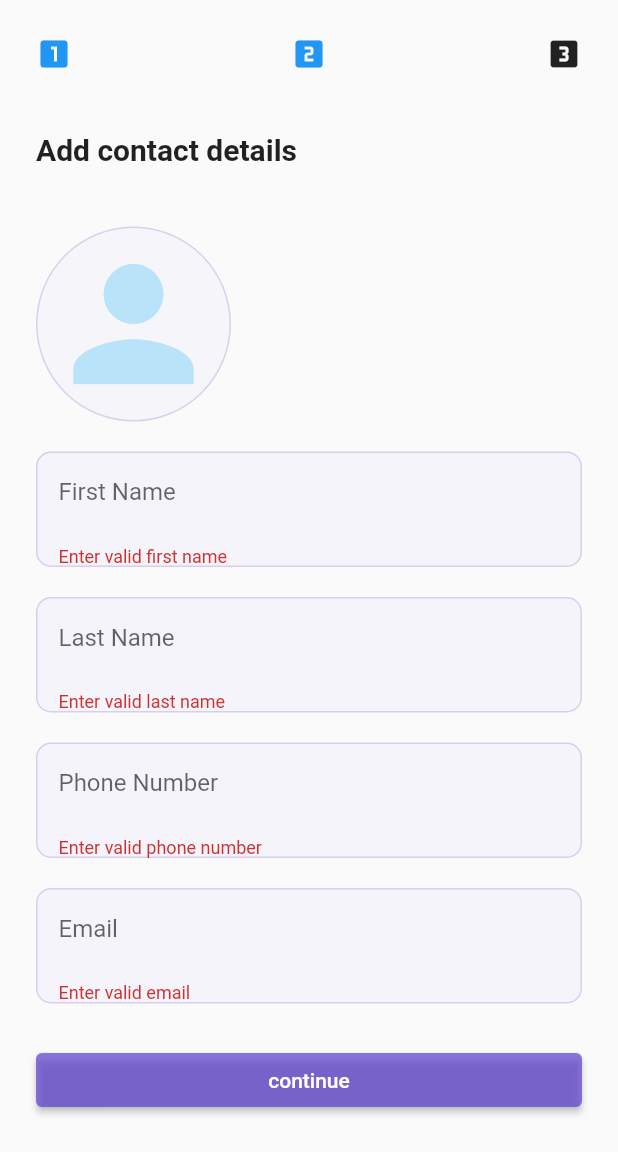
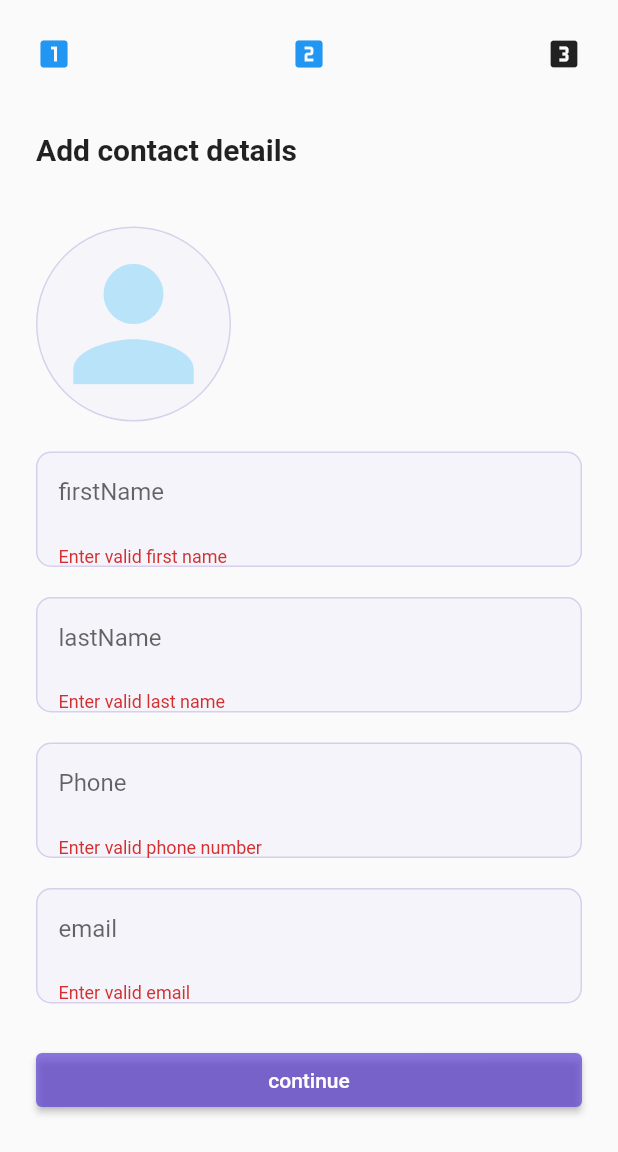
Before and after one commit to manesantosh/IntlPhoneField, a Flutter app: the AddContactDetails screen opened directly, after a tap on "continue", on a phone screen of 412 x 824 dp, the part 84-1236 px from its top. Run offline on Flutter 3.47's test engine with Material 2 defaults, Android fonts, the phone set to English and light mode, and no system bars; our stand-ins replace shared_preferences; missing offline and left inert: dart:ffi; accounts and stored records are empty.

Commit message:
- String file created for common strings.

```diff
--- a/intlphonefield/lib/Constants/String_Constants.dart
+++ b/intlphonefield/lib/Constants/String_Constants.dart
@@ -1,6 +1,20 @@
 
 const home = "Home Screen";
-const firstName = "firstName";
-const lastName = "lastName";
-const email = "email";
-const phone = "Phone";
+const firstNameConst = "firstName";
+const lastNameConst = "lastName";
+const emailConst = "email";
+const phoneConst = "Phone";
+
+const String accountNumberConst = "accountNumber";
+const String routingNumberConst = "routingNumber";
+const String accountTypeConst = "accountType";
+const String bankNameConst = "bankName";
+const String paymentMethodConst = "method";
+
+const String addContact = "Add Contact";
+
+
+const String emailRegExpConst = r"^[a-zA-Z0-9.]+@[a-zA-Z0-9]+\.[a-zA-Z]+";
+const String nameRegExpConst = r"[a-zA-Z]+|\s";
+const String phoneRegExpConst = r"[0-9]";
+const String passwordRegExpConst = r'^(?=.*?[A-Z])(?=.*?[a-z])(?=.*?[0-9])(?=.*?[!@#\><*~]).{8,}/pre>';
--- a/intlphonefield/lib/main.dart
+++ b/intlphonefield/lib/main.dart
@@ -36,18 +36,18 @@ class MyHomePage extends StatefulWidget {
 
 class _MyHomePageState extends State<MyHomePage> {
 
-  String firstNameStr = firstName;
-  String lastNameStr = lastName;
-  String emailStr = email;
+  String firstNameStr = firstNameConst;
+  String lastNameStr = lastNameConst;
+  String emailStr = emailConst;
 
   late SharedPreferences sharedPreferences;
 
   void _setState()async {
     sharedPreferences = await SharedPreferences.getInstance();
     setState(() {
-      firstNameStr = sharedPreferences.getString(firstName) ?? firstName;
-      lastNameStr = sharedPreferences.getString(firstName) ?? firstName;
-      emailStr = sharedPreferences.getString(firstName) ?? firstName;
+      firstNameStr = sharedPreferences.getString("first_name") ?? firstNameConst;
+      lastNameStr = sharedPreferences.getString("last_name") ?? lastNameConst;
+      emailStr = sharedPreferences.getString("email") ?? emailConst;
     });
   }
 
@@ -80,16 +80,16 @@ class _MyHomePageState extends State<MyHomePage> {
               child: UserAccountsDrawerHeader(
                 decoration: const BoxDecoration(color: Color.fromARGB(
                     211, 211, 211, 211)),
-                accountName: const Text(
-                  "$firstName $lastName",
-                  style: TextStyle(fontSize: 18),
+                accountName: Text(
+                  "$firstNameStr $lastNameStr",
+                  style: const TextStyle(fontSize: 18),
                 ),
-                accountEmail: const Text(email),
+                accountEmail: Text(emailStr),
                 currentAccountPictureSize: const Size.square(50),
                 currentAccountPicture: CircleAvatar(
                   backgroundColor: Colors.white,
                   child: Text(
-                    firstName[0],
+                    firstNameStr[0],
                     style: const TextStyle(fontSize: 30.0, color: Colors.blue),
                   ), //Text
                 ), //circleAvatar
@@ -103,7 +103,7 @@ class _MyHomePageState extends State<MyHomePage> {
               leading: const Icon(Icons.home_outlined),
             ),
             ListTile(
-              title: const Text('Add Contact'),
+              title: const Text(addContact),
               onTap: () {
                 Navigator.pushNamed(context, "./AddContact");
               },
--- a/intlphonefield/lib/views/screen/AddContactDetails.dart
+++ b/intlphonefield/lib/views/screen/AddContactDetails.dart
@@ -1,6 +1,7 @@
 
 import 'package:flutter/material.dart';
 import 'package:flutter/services.dart';
+import 'package:intlphonefield/Constants/String_Constants.dart';
 import 'package:shared_preferences/shared_preferences.dart';
 
 class AddContactDetails extends StatefulWidget{
@@ -29,7 +30,7 @@ class _AddContactDetailsState extends State<AddContactDetails> {
           icon: const Icon(Icons.arrow_back_ios, color: Colors.black),
           onPressed: () => Navigator.of(context).pop(),
         ),
-        title: const Text("Add Contact", style: TextStyle(
+        title: const Text(addContact, style: TextStyle(
             color: Colors.black
         ),),
         centerTitle: true,
@@ -89,11 +90,11 @@ class _AddContactDetailsState extends State<AddContactDetails> {
                       child: TextFormField(
                          inputFormatters: [
                             FilteringTextInputFormatter.allow(
-                              RegExp(r"[a-zA-Z]+|\s"),
+                              RegExp(nameRegExpConst),
                             )
                          ],
                         decoration: const InputDecoration(
-                            labelText: 'First Name',
+                            labelText: firstNameConst,
                             contentPadding: EdgeInsets.symmetric(vertical: 10.0, horizontal: 15.0),
                             border: InputBorder.none,
                         ),
@@ -119,11 +120,11 @@ class _AddContactDetailsState extends State<AddContactDetails> {
                       child: TextFormField(
                         inputFormatters: [
                           FilteringTextInputFormatter.allow(
-                            RegExp(r"[a-zA-Z]+|\s"),
+                            RegExp(nameRegExpConst),
                           )
                         ],
                         decoration: const InputDecoration(
-                          labelText: 'Last Name',
+                          labelText: lastNameConst,
                           contentPadding: EdgeInsets.symmetric(vertical: 10.0, horizontal: 15.0),
                           border: InputBorder.none,
                         ),
@@ -150,11 +151,11 @@ class _AddContactDetailsState extends State<AddContactDetails> {
                         inputFormatters: [
                           LengthLimitingTextInputFormatter(10),
                           FilteringTextInputFormatter.allow(
-                            RegExp(r"[0-9]"),
+                            RegExp(phoneRegExpConst),
                           )
                         ],
                         decoration: const InputDecoration(
-                          labelText: 'Phone Number',
+                          labelText: phoneConst,
                           contentPadding: EdgeInsets.symmetric(vertical: 10.0, horizontal: 15.0),
                           border: InputBorder.none,
                         ),
@@ -179,7 +180,7 @@ class _AddContactDetailsState extends State<AddContactDetails> {
                       ),
                       child: TextFormField(
                         decoration: const InputDecoration(
-                          labelText: 'Email',
+                          labelText: emailConst,
                           contentPadding: EdgeInsets.symmetric(vertical: 10.0, horizontal: 15.0),
                           border: InputBorder.none,
                         ),
@@ -237,27 +238,22 @@ class _AddContactDetailsState extends State<AddContactDetails> {
 
 extension ExtString on String {
   bool get isValidEmail {
-    final emailRegExp = RegExp(r"^[a-zA-Z0-9.]+@[a-zA-Z0-9]+\.[a-zA-Z]+");
+    final emailRegExp = RegExp(emailRegExpConst);
     return emailRegExp.hasMatch(this);
   }
 
   bool get isValidName{
-    final nameRegExp = RegExp(r"[a-zA-Z]+|\s");
+    final nameRegExp = RegExp(nameRegExpConst);
     return nameRegExp.hasMatch(this);
   }
 
   bool get isValidPassword{
-    final passwordRegExp =
-    RegExp(r'^(?=.*?[A-Z])(?=.*?[a-z])(?=.*?[0-9])(?=.*?[!@#\><*~]).{8,}/pre>');
+    final passwordRegExp = RegExp(passwordRegExpConst);
     return passwordRegExp.hasMatch(this);
   }
 
-  bool get isNotNull{
-    return this!=null;
-  }
-
   bool get isValidPhone{
-    final phoneRegExp = RegExp(r"[0-9]");
+    final phoneRegExp = RegExp(phoneRegExpConst);
     return phoneRegExp.hasMatch(this);
   }
 
```
Also changed, not shown: intlphonefield/lib/views/screen/ContactSummery.dart (+19 -18 lines).
